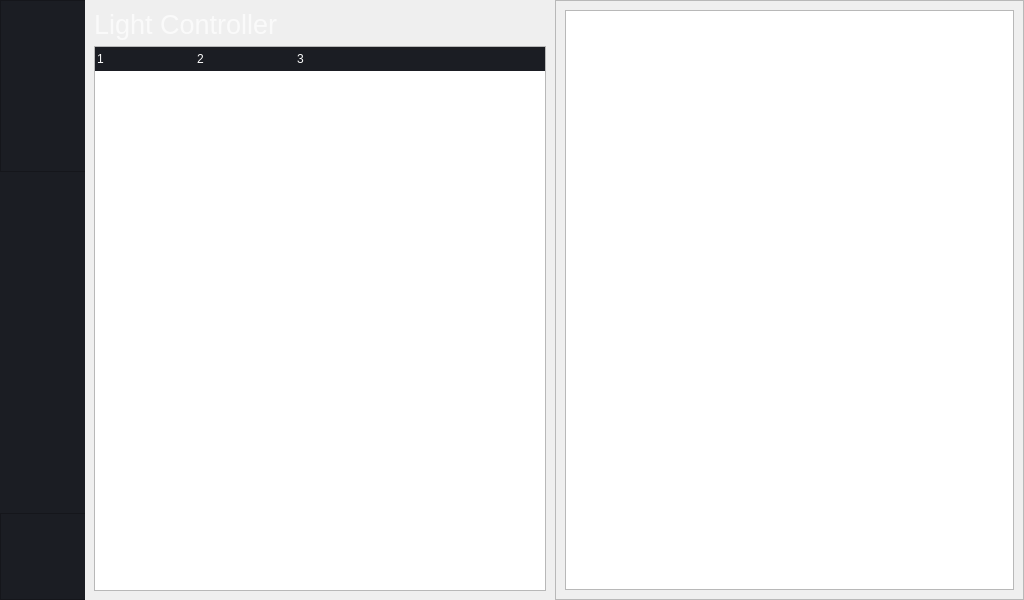
This is workspace/LightUI.ui in dennisgk/AssistingLights as Qt 5 draws it before an edit. The edited form follows.
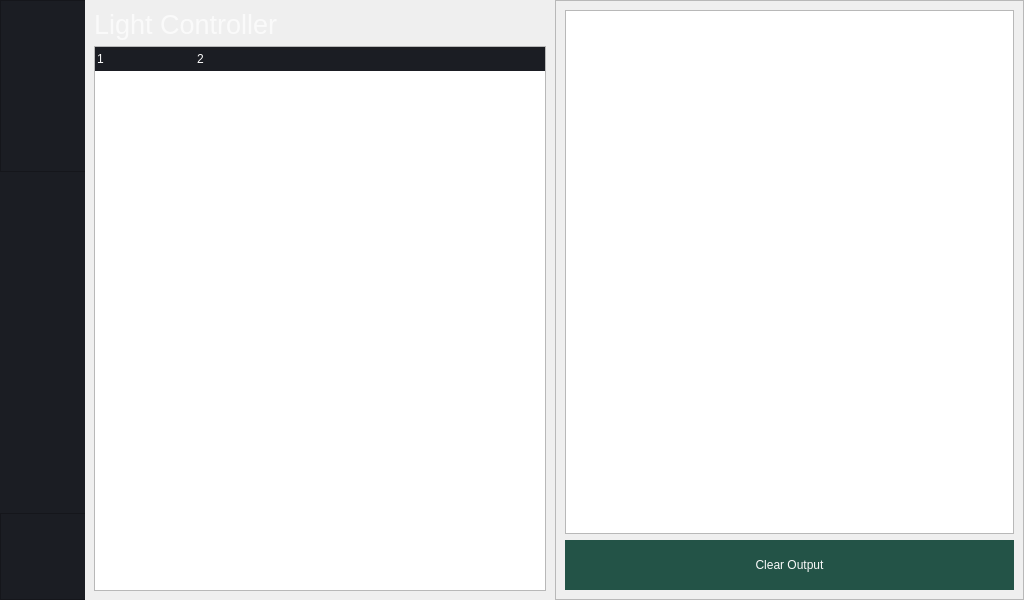
This is the edited form. The open tabs and pages were chosen to show the change. Icons and pictures are not drawn.

Diff of the .ui file:
```diff
--- a/workspace/LightUI.ui
+++ b/workspace/LightUI.ui
@@ -599,10 +599,16 @@
     border-left:0px;                            
     border-right:0px;                           
     background: rgb(27, 29, 35);
+}
+
+QTreeView::item
+{
+	padding: 9px;
+	height: 70px;
 }</string>
                    </property>
                    <property name="columnCount">
-                    <number>3</number>
+                    <number>2</number>
                    </property>
                    <column>
                     <property name="text">
@@ -614,11 +620,6 @@
                      <string notr="true">2</string>
                     </property>
                    </column>
-                   <column>
-                    <property name="text">
-                     <string notr="true">3</string>
-                    </property>
-                   </column>
                   </widget>
                  </item>
                 </layout>
@@ -650,6 +651,40 @@
                    </property>
                   </widget>
                  </item>
+                 <item>
+                  <widget class="QPushButton" name="output_clear_button">
+                   <property name="minimumSize">
+                    <size>
+                     <width>0</width>
+                     <height>50</height>
+                    </size>
+                   </property>
+                   <property name="maximumSize">
+                    <size>
+                     <width>16777215</width>
+                     <height>50</height>
+                    </size>
+                   </property>
+                   <property name="styleSheet">
+                    <string notr="true">QPushButton {
+	border: none;
+	background-color: rgb(35, 83, 71);
+}
+QPushButton:hover {
+	background-color: rgb(33, 37, 43);
+}
+QPushButton:pressed {	
+	background-color: rgb(85, 170, 255);
+}</string>
+                   </property>
+                   <property name="text">
+                    <string>Clear Output</string>
+                   </property>
+                   <property name="flat">
+                    <bool>false</bool>
+                   </property>
+                  </widget>
+                 </item>
                 </layout>
                </widget>
               </item>
```
Left out of the diff: 32 changed lines with no effect on the pictures.
